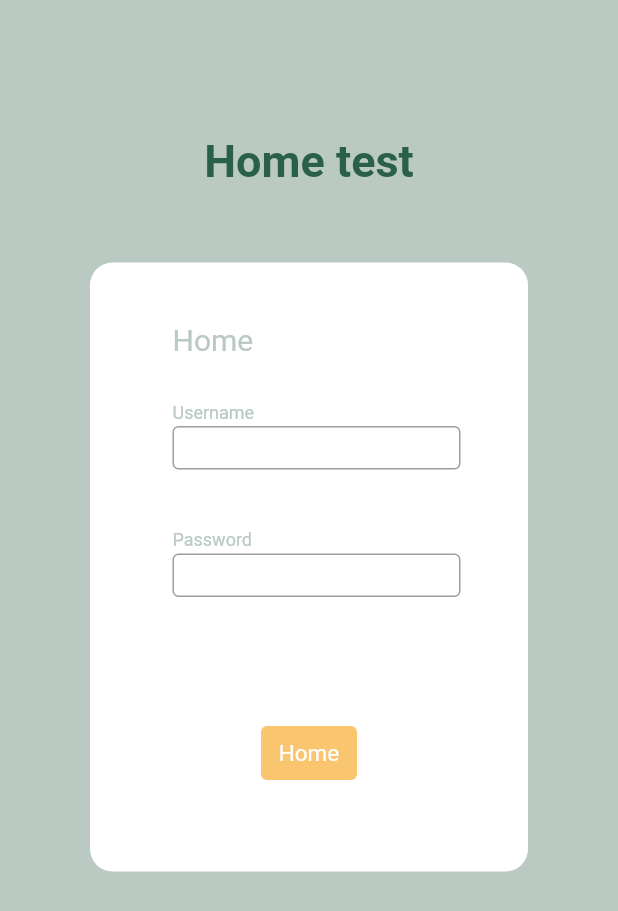
After one commit to bossk774158/Flutter, a Flutter app: the Home screen opened by its route, on a phone screen of 412 x 824 dp. The commit adds this screen. Shown: the top 911 px of the screen. Run offline on Flutter 3.47's test engine with Material 2 defaults, Android fonts, the phone set to English and light mode, and no system bars.

Commit message:
add route

```diff
--- /dev/null
+++ b/flutter_application_2/lib/home.dart
@@ -0,0 +1,132 @@
+import 'package:flutter/material.dart';
+import 'package:flutter/src/foundation/key.dart';
+import 'package:flutter/src/widgets/framework.dart';
+import 'package:flutter_application_2/constants.dart';
+
+class Home extends StatelessWidget {
+  const Home({Key? key}) : super(key: key);
+
+  @override
+  Widget build(BuildContext context) {
+    return Scaffold(
+        resizeToAvoidBottomInset: false,
+        backgroundColor: kPrimaryLightColor,
+        body: Column(
+          children: <Widget>[
+            Container(
+              // color: Colors.white,
+              child: Center(
+                child: Text(
+                  'Home test',
+                  style: TextStyle(
+                      fontSize: 30,
+                      color: kPrimaryColor,
+                      fontWeight: FontWeight.bold),
+                ),
+              ),
+              padding: EdgeInsets.fromLTRB(0.0, 70.0, 0.0, 0.0),
+              margin: EdgeInsets.fromLTRB(0.0, 20.0, 0.0, 0.0),
+            ),
+            Container(
+              decoration: new BoxDecoration(
+                  color: Colors.white,
+                  borderRadius: new BorderRadius.only(
+                    topLeft: const Radius.circular(15.0),
+                    topRight: const Radius.circular(15.0),
+                    bottomLeft: const Radius.circular(15.0),
+                    bottomRight: const Radius.circular(15.0),
+                  )),
+              padding: EdgeInsets.fromLTRB(30.0, 40.0, 30.0, 40.0),
+              margin: EdgeInsets.fromLTRB(60.0, 50.0, 60.0, 10.0),
+              child: Column(children: <Widget>[
+                Column(
+                  children: <Widget>[
+                    Container(
+                        child: Align(
+                          alignment: Alignment.topLeft,
+                          child: Text('Home',
+                              style: TextStyle(
+                                  fontSize: 20, color: kPrimaryLightColor)),
+                        ),
+                        // color: Colors.amber,
+                        padding: EdgeInsets.fromLTRB(15.0, 0.0, 0.0, 0.0),
+                        margin: EdgeInsets.fromLTRB(10.0, 0.0, 0.0, 15.0)),
+                    Container(
+                        child: Column(children: <Widget>[
+                          Container(
+                              child: Align(
+                                alignment: Alignment.topLeft,
+                                child: Text('Username',
+                                    style: TextStyle(
+                                        fontSize: 12,
+                                        color: kPrimaryLightColor)),
+                              ),
+                              padding: EdgeInsets.fromLTRB(5.0, 0.0, 0.0, 0.0),
+                              margin: EdgeInsets.fromLTRB(5.0, 0.0, 0.0, 0.0)),
+                          Container(
+                              child: TextField(
+                                decoration: InputDecoration(
+                                  border: OutlineInputBorder(),
+                                  isDense: true,
+                                  contentPadding: EdgeInsets.all(5),
+                                ),
+                              ),
+                              padding: EdgeInsets.fromLTRB(5.0, 0.0, 0.0, 0.0),
+                              margin: EdgeInsets.fromLTRB(5.0, 2.0, 0.0, 10.0)),
+                        ]),
+                        // color: Colors.grey,
+                        padding: EdgeInsets.all(5.0),
+                        margin: EdgeInsets.all(10.0)),
+                    Container(
+                        child: Column(children: <Widget>[
+                          Container(
+                              child: Align(
+                                alignment: Alignment.topLeft,
+                                child: Text('Password',
+                                    style: TextStyle(
+                                        fontSize: 12,
+                                        color: kPrimaryLightColor)),
+                              ),
+                              padding: EdgeInsets.fromLTRB(5.0, 0.0, 0.0, 0.0),
+                              margin: EdgeInsets.fromLTRB(5.0, 0.0, 0.0, 0.0)),
+                          Container(
+                              child: TextField(
+                                decoration: InputDecoration(
+                                  border: OutlineInputBorder(),
+                                  isDense: true,
+                                  contentPadding: EdgeInsets.all(5),
+                                ),
+                              ),
+                              padding: EdgeInsets.fromLTRB(5.0, 0.0, 0.0, 0.0),
+                              margin: EdgeInsets.fromLTRB(5.0, 2.0, 0.0, 50.0)),
+                        ]),
+                        // color: Colors.grey,
+                        padding: EdgeInsets.all(5.0),
+                        margin: EdgeInsets.all(10.0)),
+                    Container(
+                        child: Column(children: <Widget>[
+                          Container(
+                            child: TextButton(
+                              style: TextButton.styleFrom(
+                                  padding: const EdgeInsets.all(5.0),
+                                  textStyle: const TextStyle(fontSize: 15),
+                                  backgroundColor: buttonColor),
+                              onPressed: () {Navigator.pushNamed(context, '/Login');},
+                              child: const Text(
+                                'Home',
+                                style: TextStyle(color: Colors.white),
+                              ),
+                            ),
+                          )
+                        ]),
+                        // color: Colors.grey,
+                        padding: EdgeInsets.all(5.0),
+                        margin: EdgeInsets.all(10.0)),
+                  ],
+                )
+              ]),
+            )
+          ],
+        ));
+  }
+}
--- a/flutter_application_2/lib/main.dart
+++ b/flutter_application_2/lib/main.dart
@@ -1,6 +1,9 @@
 import 'package:flutter/material.dart';
+import 'package:flutter_application_2/home.dart';
 import 'package:flutter_application_2/Login/login.dart';
 import 'package:flutter_application_2/Register/register.dart';
+import 'package:flutter_application_2/home.dart';
+
 
 void main() {
   runApp(const MyApp());
@@ -14,8 +17,12 @@ class MyApp extends StatelessWidget {
   Widget build(BuildContext context) {
     return MaterialApp(
       title: 'Flutter Demo',
-      home: Login(),
-      // home: Register(),
+      initialRoute: '/',
+      routes: {
+    '/': (context) => const Login(),
+
+    '/Home': (context) => const Home(),
+    }, //route
     );
   }
 }
```
